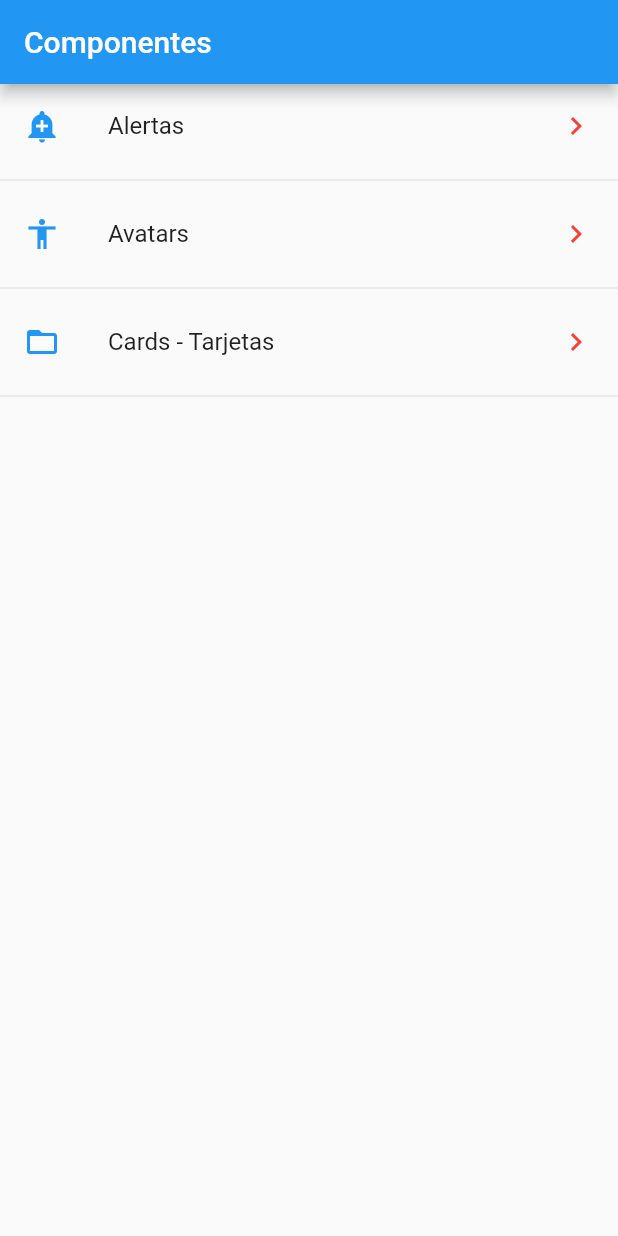
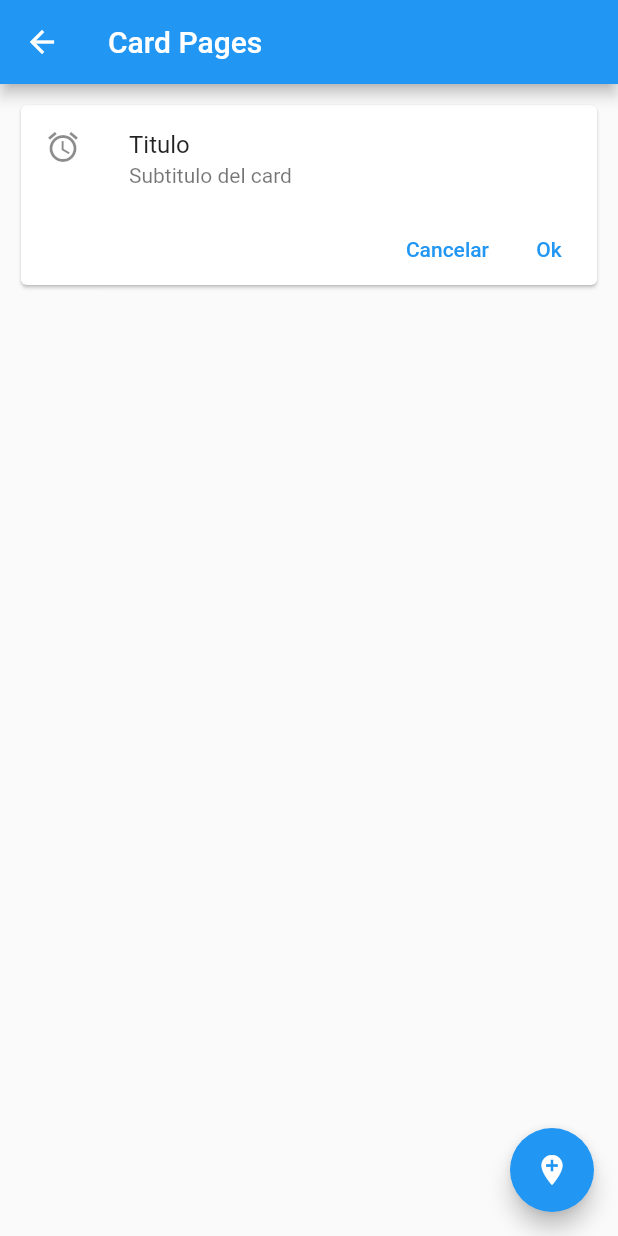
Before and after one commit to jorarmarfin/flutter-componentes, a Flutter app: the screen it shows after launch, after a tap on "Cards - Tarjetas", on a phone screen of 412 x 824 dp. Run offline on Flutter 3.47's test engine with Material 2 defaults, Android fonts, the phone set to English and light mode, and no system bars.

Commit message:
Card simple

```diff
--- a/lib/main.dart
+++ b/lib/main.dart
@@ -1,7 +1,6 @@
+import 'package:componentes/src/pages/alert_page.dart';
+import 'package:componentes/src/routes/routes.dart';
 import 'package:flutter/material.dart';
-
-import 'package:componentes/src/pages/home_page.dart';
-import 'package:componentes/src/pages/avatar_page.dart';
 
 void main() => runApp(MyApp());
 
@@ -9,15 +8,15 @@ class MyApp extends StatelessWidget {
   @override
   Widget build(BuildContext context) {
     return MaterialApp(
-        // debugShowCheckedModeBanner: false,
-        title: 'Material App',
-        // home: HomePage());
-        initialRoute: '/',
-        routes: <String,WidgetBuilder>{
-          '/':(BuildContext context)=> HomePage(),
-          'alert':(BuildContext context)=> AlertPage(),
-          'avatar':(BuildContext context)=> AvatarPage(),
-        },
+      // debugShowCheckedModeBanner: false,
+      title: 'Material App',
+      // home: HomePage());
+      initialRoute: '/',
+      routes: getApplicationRoutes(),
+      onGenerateRoute: (RouteSettings settings) {
+        return MaterialPageRoute(
+            builder: (BuildContext context) => AlertPage());
+      },
     );
   }
 }
--- /dev/null
+++ b/lib/src/pages/card_page.dart
@@ -0,0 +1,51 @@
+import 'package:flutter/material.dart';
+
+class CardPage extends StatelessWidget {
+  @override
+  Widget build(BuildContext context) {
+    return Scaffold(
+      appBar: AppBar(
+        title: Text('Card Pages'),
+      ),
+      floatingActionButton: _volver(context),
+      body: _lista(),
+    );
+  }
+
+  Widget _volver(BuildContext context) {
+    return FloatingActionButton(
+      child: Icon(Icons.add_location),
+      onPressed: () {
+        Navigator.pop(context);
+      },
+    );
+  }
+
+  Widget _lista() {
+    return ListView(
+      padding: EdgeInsets.all(10),
+      children: <Widget>[_cardTipo1()],
+    );
+  }
+
+  Widget _cardTipo1() {
+    return Card(
+      child: Column(
+        children: <Widget>[
+          ListTile(
+            leading: Icon(Icons.access_alarm),
+            title: Text('Titulo'),
+            subtitle: Text('Subtitulo del card'),
+          ),
+          Row(
+            mainAxisAlignment: MainAxisAlignment.end,
+            children: <Widget>[
+              TextButton(onPressed: () {}, child: Text('Cancelar')),
+              TextButton(onPressed: () {}, child: Text('Ok'))
+            ],
+          )
+        ],
+      ),
+    );
+  }
+}
--- /dev/null
+++ b/lib/src/routes/routes.dart
@@ -0,0 +1,15 @@
+import 'package:flutter/material.dart';
+
+import 'package:componentes/src/pages/alert_page.dart';
+import 'package:componentes/src/pages/avatar_page.dart';
+import 'package:componentes/src/pages/home_page.dart';
+import 'package:componentes/src/pages/card_page.dart';
+
+Map<String, WidgetBuilder> getApplicationRoutes() {
+  return <String, WidgetBuilder>{
+    '/': (BuildContext context) => HomePage(),
+    'alert': (BuildContext context) => AlertPage(),
+    'avatar': (BuildContext context) => AvatarPage(),
+    'card': (BuildContext context) => CardPage(),
+  };
+}
```
